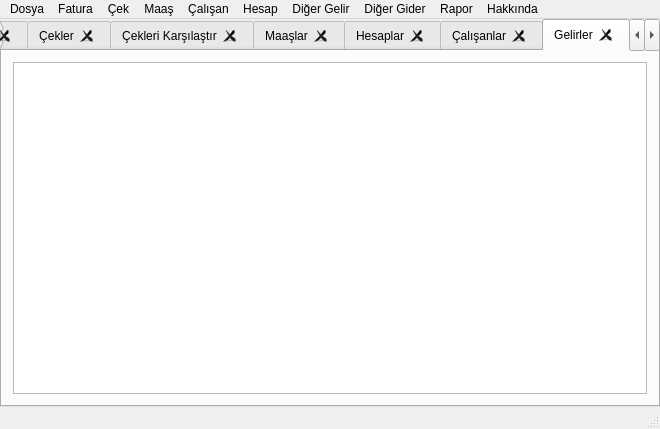
The window that muhasib.ui (ahmetturan/muhasib) describes before a commit, drawn with Qt 5.
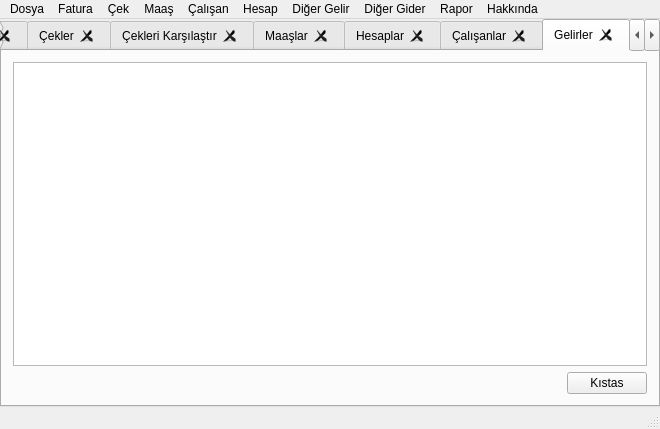
The same window after the commit. The open tabs and pages were chosen to show the change.

Commit message: giderler ve gelirler raporlarına kıstas özelliği eklendi

What changed in the file:
```diff
--- a/muhasib.ui
+++ b/muhasib.ui
@@ -658,9 +658,29 @@
         <string>Gelirler</string>
        </attribute>
        <layout class="QGridLayout" name="gridLayout_12">
-        <item row="0" column="0">
+        <item row="0" column="0" colspan="2">
          <widget class="QTableWidget" name="tblGelirler"/>
         </item>
+        <item row="1" column="1">
+         <widget class="QPushButton" name="btnGelirlerKistas">
+          <property name="text">
+           <string>Kıstas</string>
+          </property>
+         </widget>
+        </item>
+        <item row="1" column="0">
+         <spacer name="horizontalSpacer_12">
+          <property name="orientation">
+           <enum>Qt::Horizontal</enum>
+          </property>
+          <property name="sizeHint" stdset="0">
+           <size>
+            <width>40</width>
+            <height>20</height>
+           </size>
+          </property>
+         </spacer>
+        </item>
        </layout>
       </widget>
       <widget class="QWidget" name="tabGiderler">
```
Left out of the diff: 24 changed lines with no effect on the pictures. The commit also changes 12 other files.
